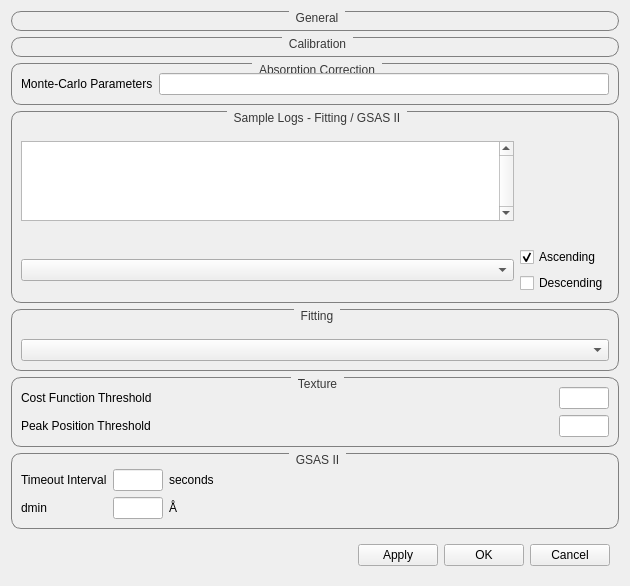
Before: the Qt Designer form qt/python/mantidqtinterfaces/mantidqtinterfaces/Engineering/gui/engineering_diffraction/settings/settings_widget.ui in mantidproject/mantid, drawn with Qt 5.
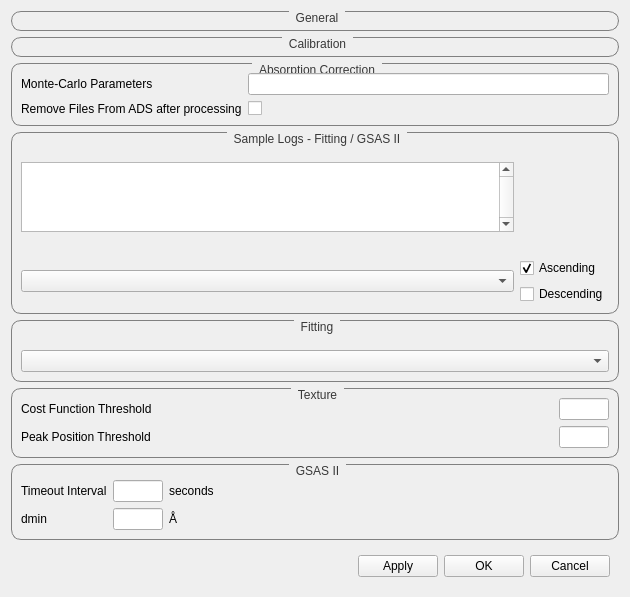
After: the same form once the commit is applied. Custom widgets are drawn as their Qt base class.

Patch:
```diff
--- a/qt/python/mantidqtinterfaces/mantidqtinterfaces/Engineering/gui/engineering_diffraction/settings/settings_widget.ui
+++ b/qt/python/mantidqtinterfaces/mantidqtinterfaces/Engineering/gui/engineering_diffraction/settings/settings_widget.ui
@@ -72,6 +72,20 @@
           </property>
          </widget>
         </item>
+      <item row="2" column="2">
+         <widget class="QCheckBox" name="abs_corr_checkBox">
+          <property name="text">
+           <string/>
+          </property>
+         </widget>
+        </item>
+        <item row="2" column="1">
+         <widget class="QLabel" name="label_10">
+          <property name="text">
+           <string>Remove Files From ADS after processing</string>
+          </property>
+         </widget>
+        </item>
      </layout>
     </widget>
    </item>
```
